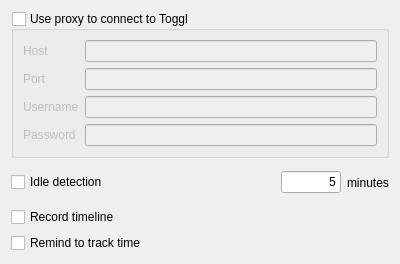
Qt form src/ui/linux/TogglDesktop/preferencesdialog.ui (toggl-open-source/toggldesktop) before a commit.
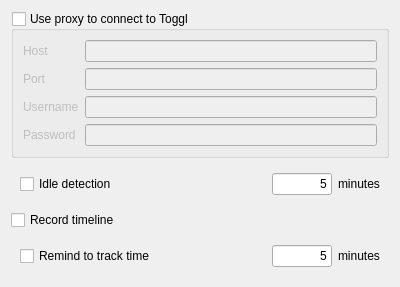
The same form after that commit.

Commit message: Add reminder minutes to linux app (linux)

The edit to the form file:
```diff
--- a/src/ui/linux/TogglDesktop/preferencesdialog.ui
+++ b/src/ui/linux/TogglDesktop/preferencesdialog.ui
@@ -7,7 +7,7 @@
     <x>0</x>
     <y>0</y>
     <width>400</width>
-    <height>264</height>
+    <height>271</height>
    </rect>
   </property>
   <property name="windowTitle">
@@ -77,6 +77,7 @@
     </widget>
    </item>
    <item>
+    <widget class="QFrame" name="idleDetectionSettings">
     <layout class="QHBoxLayout" name="horizontalLayout">
      <item>
       <widget class="QCheckBox" name="idleDetection">
@@ -125,6 +126,7 @@
       </widget>
      </item>
     </layout>
+    </widget>
    </item>
    <item>
     <widget class="QCheckBox" name="recordTimeline">
@@ -134,10 +136,55 @@
     </widget>
    </item>
    <item>
+    <widget class="QFrame" name="horizontalFrame">
+     <layout class="QHBoxLayout" name="reminderSettings">
+      <item>
     <widget class="QCheckBox" name="remindToTrackTime">
      <property name="text">
       <string>Remind to track time</string>
      </property>
+       </widget>
+      </item>
+      <item>
+       <spacer name="horizontalSpacer_2">
+        <property name="orientation">
+         <enum>Qt::Horizontal</enum>
+        </property>
+        <property name="sizeHint" stdset="0">
+         <size>
+          <width>40</width>
+          <height>20</height>
+         </size>
+        </property>
+       </spacer>
+      </item>
+      <item>
+       <widget class="QLineEdit" name="reminderMinutes">
+        <property name="maximumSize">
+         <size>
+          <width>60</width>
+          <height>16777215</height>
+         </size>
+        </property>
+        <property name="text">
+         <string>5</string>
+        </property>
+        <property name="maxLength">
+         <number>3</number>
+        </property>
+        <property name="alignment">
+         <set>Qt::AlignRight|Qt::AlignTrailing|Qt::AlignVCenter</set>
+        </property>
+       </widget>
+      </item>
+      <item>
+       <widget class="QLabel" name="label_6">
+        <property name="text">
+         <string>minutes</string>
+        </property>
+       </widget>
+      </item>
+     </layout>
     </widget>
    </item>
   </layout>
```
Left out of the diff: 3 changed lines with no effect on the pictures. Lines whose indentation alone changed are shown as unchanged. The commit also changes 7 other files.
